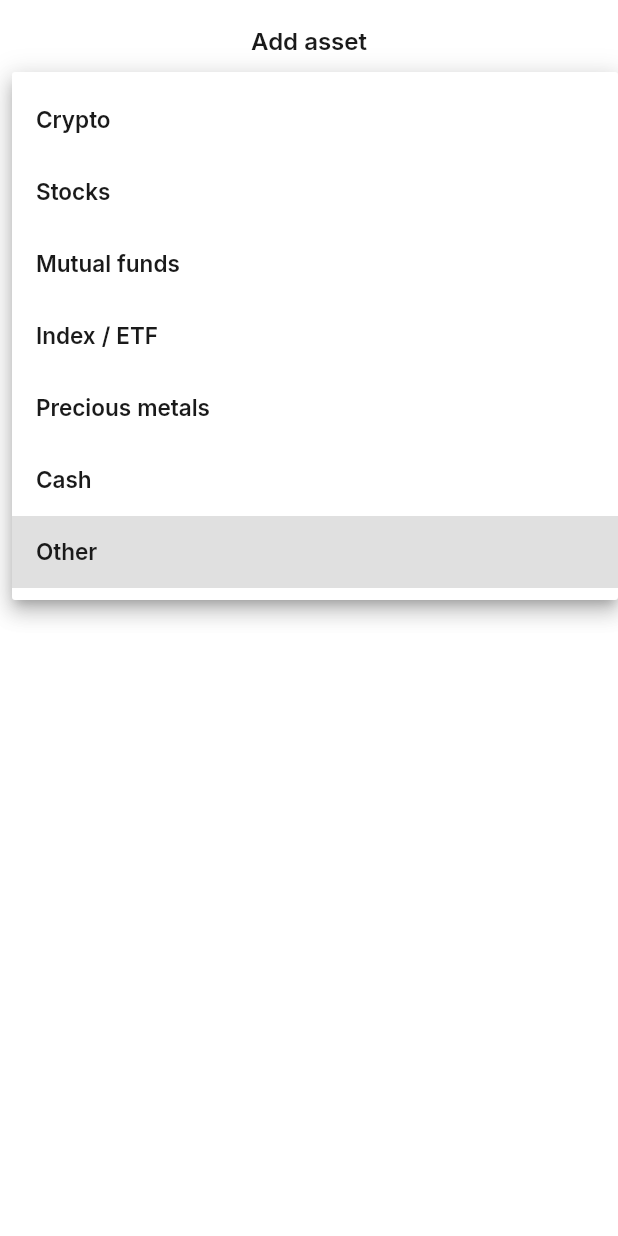
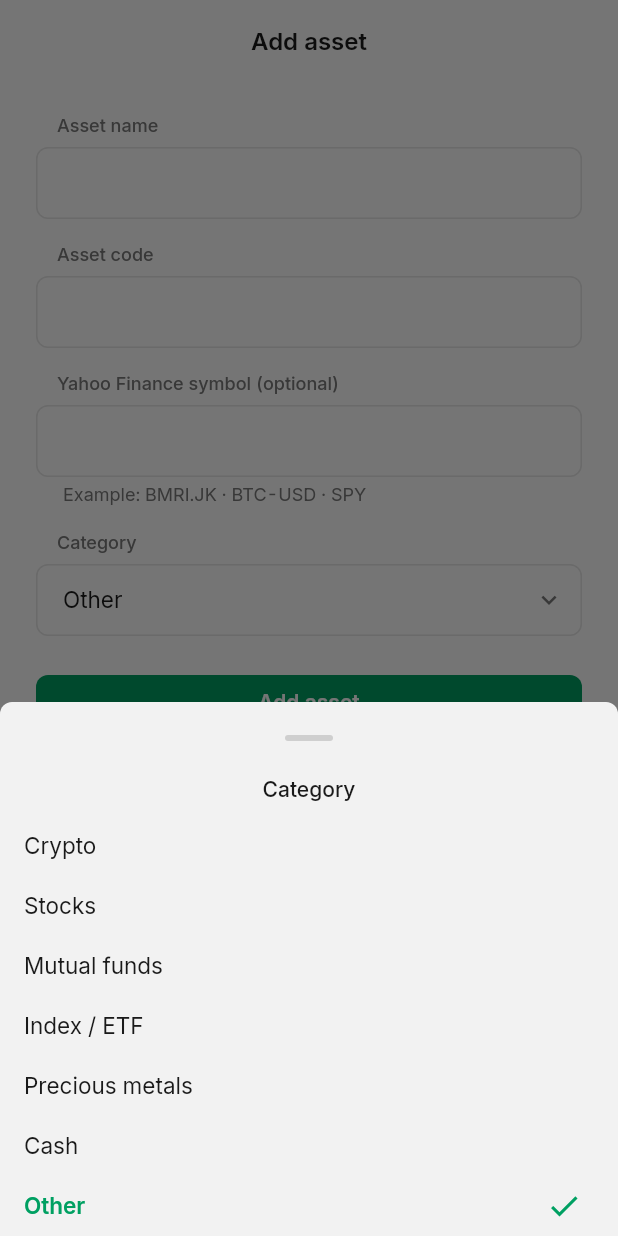
Before and after one commit to amaralfatah/flutter-wasilah-app, a Flutter app: the AssetFormPage screen opened by its route, after a tap on "Other", on a phone screen of 412 x 824 dp. Run offline on Flutter 3.47's test engine with Material 3 defaults, Android fonts, the phone set to English and light mode, and no system bars; our stand-ins replace drift, flutter_riverpod, flutter_svg, freezed_annotation, go_router, google_sign_in and 1 more; missing offline and left inert: googleapis, sqlite3; accounts and stored records are empty; statements that could not run were skipped.

Commit message:
feat(ui): form bergaya Stockbit dengan label statis dan pemilih bottom sheet
Label di atas field, kotak outline tipis yang hijau saat fokus, tinggi
field seragam, serta label, isi, dan teks bantuan sejajar. Dropdown
diganti AppSelectField berbentuk bottom sheet, pemilih mata uang lebih
ringan, dan tombol isi otomatis memakai teks yang jelas.

Co-Authored-By: Claude Opus 5.5 <noreply@anthropic.com>

```diff
--- a/lib/core/theme/app_spacing.dart
+++ b/lib/core/theme/app_spacing.dart
@@ -6,4 +6,8 @@ abstract final class AppSpacing {
   static const double xl = 24;
   static const double xxl = 32;
   static const double xxxl = 48;
+
+  /// Jarak isi field dari tepi kotak; label, teks bantuan, dan pesan error
+  /// disejajarkan ke garis ini.
+  static const double fieldInset = 14;
 }
--- a/lib/features/portfolio/presentation/pages/asset_form_page.dart
+++ b/lib/features/portfolio/presentation/pages/asset_form_page.dart
@@ -12,6 +12,7 @@ import 'package:flutter_wasilah_app/l10n/l10n_extensions.dart';
 import 'package:flutter_wasilah_app/shared/widgets/app_error_view.dart';
 import 'package:flutter_wasilah_app/shared/widgets/app_loading.dart';
 import 'package:flutter_wasilah_app/shared/widgets/app_primary_button.dart';
+import 'package:flutter_wasilah_app/shared/widgets/app_select_field.dart';
 import 'package:flutter_wasilah_app/shared/widgets/app_text_field.dart';
 import 'package:flutter_wasilah_app/shared/widgets/confirm_dialog.dart';
 import 'package:go_router/go_router.dart';
@@ -113,26 +114,20 @@ class _AssetFormPageState extends ConsumerState<AssetFormPage> {
             onChanged: (_) => _marketSymbolEditedByUser = true,
           ),
           const SizedBox(height: AppSpacing.lg),
-          DropdownButtonFormField<AssetCategory>(
+          AppSelectField<AssetCategory>(
+            label: l10n.commonCategoryLabel,
             initialValue: _category,
-            decoration: InputDecoration(labelText: l10n.commonCategoryLabel),
-            items: AssetCategory.values
-                .map(
-                  (category) => DropdownMenuItem(
-                    value: category,
-                    child: Text(category.localizedLabel(l10n)),
-                  ),
-                )
-                .toList(),
+            options: [
+              for (final category in AssetCategory.values)
+                AppSelectOption(
+                  value: category,
+                  label: category.localizedLabel(l10n),
+                ),
+            ],
             onChanged: submitState.isLoading
                 ? null
                 : (value) {
-                    if (value == null) {
-                      return;
-                    }
-                    setState(() {
-                      _category = value;
-                    });
+                    setState(() => _category = value);
                     _maybeSuggestMarketSymbol();
                   },
           ),
--- /dev/null
+++ b/lib/shared/widgets/app_select_field.dart
@@ -0,0 +1,137 @@
+import 'dart:async';
+
+import 'package:flutter/material.dart';
+import 'package:flutter_wasilah_app/core/theme/app_spacing.dart';
+import 'package:flutter_wasilah_app/shared/widgets/labeled_field.dart';
+
+/// Satu pilihan di [AppSelectField].
+class AppSelectOption<T> {
+  const AppSelectOption({required this.value, required this.label});
+
+  final T value;
+  final String label;
+}
+
+/// Field pilihan berlabel yang membuka daftar di bottom sheet, seperti
+/// pemilih di Stockbit. Menggantikan menu dropdown bawaan yang melebar
+/// melewati tepi field.
+class AppSelectField<T> extends FormField<T> {
+  AppSelectField({
+    required String label,
+    required List<AppSelectOption<T>> options,
+    required ValueChanged<T>? onChanged,
+    super.key,
+    super.initialValue,
+    super.validator,
+  }) : super(
+         enabled: onChanged != null,
+         builder: (field) {
+           final context = field.context;
+           final theme = Theme.of(context);
+           final selected = options
+               .where((option) => option.value == field.value)
+               .firstOrNull;
+
+           Future<void> pick() async {
+             final picked = await showModalBottomSheet<T>(
+               context: context,
+               builder: (sheetContext) => _SelectSheet<T>(
+                 title: label,
+                 options: options,
+                 selected: field.value,
+               ),
+             );
+             if (picked == null || picked == field.value) {
+               return;
+             }
+             field.didChange(picked);
+             onChanged?.call(picked);
+           }
+
+           return LabeledField(
+             label: label,
+             child: InkWell(
+               borderRadius: const BorderRadius.all(Radius.circular(8)),
+               onTap: onChanged == null ? null : () => unawaited(pick()),
+               child: InputDecorator(
+                 isEmpty: selected == null,
+                 decoration: InputDecoration(
+                   enabled: onChanged != null,
+                   errorText: field.errorText,
+                   suffixIcon: const Icon(Icons.expand_more, size: 20),
+                 ),
+                 child: Text(
+                   selected?.label ?? '',
+                   style: theme.textTheme.bodyLarge?.copyWith(
+                     color: onChanged == null ? theme.disabledColor : null,
+                   ),
+                 ),
+               ),
+             ),
+           );
+         },
+       );
+}
+
+class _SelectSheet<T> extends StatelessWidget {
+  const _SelectSheet({
+    required this.title,
+    required this.options,
+    required this.selected,
+  });
+
+  final String title;
+  final List<AppSelectOption<T>> options;
+  final T? selected;
+
+  @override
+  Widget build(BuildContext context) {
+    final theme = Theme.of(context);
+    return SafeArea(
+      child: Column(
+        mainAxisSize: MainAxisSize.min,
+        crossAxisAlignment: CrossAxisAlignment.stretch,
+        children: [
+          Padding(
+            padding: const EdgeInsets.fromLTRB(
+              AppSpacing.lg,
+              0,
+              AppSpacing.lg,
+              AppSpacing.sm,
+            ),
+            child: Text(
+              title,
+              textAlign: TextAlign.center,
+              style: theme.textTheme.titleSmall,
+            ),
+          ),
+          Flexible(
+            child: ListView(
+              shrinkWrap: true,
+              children: [
+                for (final option in options)
+                  ListTile(
+                    title: Text(
+                      option.label,
+                      style: theme.textTheme.bodyLarge?.copyWith(
+                        color: option.value == selected
+                            ? theme.colorScheme.primary
+                            : null,
+                        fontWeight: option.value == selected
+                            ? FontWeight.w600
+                            : null,
+                      ),
+                    ),
+                    trailing: option.value == selected
+                        ? Icon(Icons.check, color: theme.colorScheme.primary)
+                        : null,
+                    onTap: () => Navigator.of(context).pop(option.value),
+                  ),
+              ],
+            ),
+          ),
+        ],
+      ),
+    );
+  }
+}
--- a/lib/shared/widgets/app_text_field.dart
+++ b/lib/shared/widgets/app_text_field.dart
@@ -1,5 +1,6 @@
 import 'package:flutter/material.dart';
 import 'package:flutter/services.dart';
+import 'package:flutter_wasilah_app/shared/widgets/labeled_field.dart';
 
 class AppTextField extends StatelessWidget {
   const AppTextField({
@@ -37,7 +38,9 @@ class AppTextField extends StatelessWidget {
 
   @override
   Widget build(BuildContext context) {
-    return TextFormField(
+    return LabeledField(
+      label: label,
+      child: TextFormField(
         controller: controller,
         keyboardType: keyboardType,
         validator: validator,
@@ -48,12 +51,12 @@ class AppTextField extends StatelessWidget {
         onChanged: onChanged,
         inputFormatters: inputFormatters,
         decoration: InputDecoration(
-        labelText: label,
           hintText: hint,
           suffixIcon: suffixIcon,
           helperText: helperText,
           prefixText: prefixText,
         ),
+      ),
     );
   }
 }
--- /dev/null
+++ b/lib/shared/widgets/labeled_field.dart
@@ -0,0 +1,36 @@
+import 'package:flutter/material.dart';
+import 'package:flutter_wasilah_app/core/theme/app_spacing.dart';
+
+/// Label statis kecil di atas field, seperti form Stockbit, menggantikan
+/// label mengambang di dalam isian.
+class LabeledField extends StatelessWidget {
+  const LabeledField({required this.label, required this.child, super.key});
+
+  final String label;
+  final Widget child;
+
+  @override
+  Widget build(BuildContext context) {
+    final theme = Theme.of(context);
+    return Column(
+      crossAxisAlignment: CrossAxisAlignment.stretch,
+      mainAxisSize: MainAxisSize.min,
+      children: [
+        Padding(
+          // Sejajar dengan isi, teks bantuan, dan pesan error field.
+          padding: const EdgeInsets.symmetric(
+            horizontal: AppSpacing.fieldInset,
+          ),
+          child: Text(
+            label,
+            style: theme.textTheme.labelMedium?.copyWith(
+              color: theme.colorScheme.onSurfaceVariant,
+            ),
+          ),
+        ),
+        const SizedBox(height: AppSpacing.xs + 2),
+        child,
+      ],
+    );
+  }
+}
```
Also changed, not shown: lib/core/theme/app_theme.dart (+29 -37 lines), lib/features/portfolio/presentation/pages/update_asset_value_page.dart (+8 -15 lines), lib/features/portfolio/presentation/widgets/update_asset_value/autofill_button.dart (+10 -13 lines), lib/features/portfolio/presentation/widgets/update_asset_value/currency_picker.dart (+9 -0 lines), lib/features/portfolio/presentation/widgets/update_asset_value/recorded_date_field.dart (+6 -3 lines), lib/features/target/presentation/pages/target_form_page.dart (+11 -18 lines), 2 other files. Lines whose indentation alone changed are shown as unchanged.
